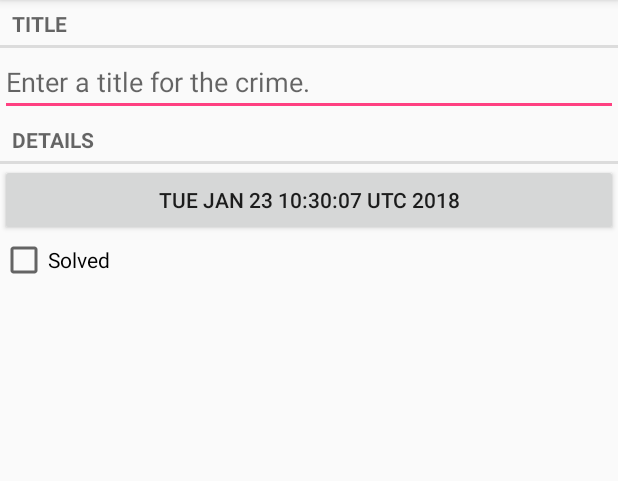
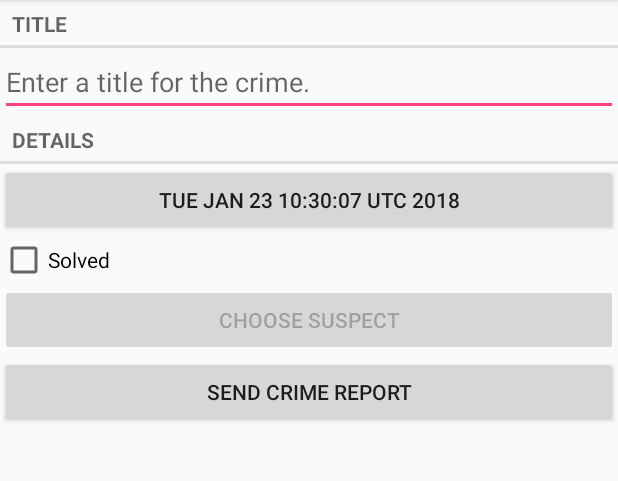
Before and after one commit to danil-buhakov/CriminalIntent, an Android app: the screen it shows after launch (CrimePagerActivity), after a tap on "New Crime", on a phone screen of 412 x 824 dp, the part 84-565 px from its top. Run offline under Robolectric (Android 15) with nearby library versions, the phone set to English and light mode, and no system bars.

Commit message:
Added suspect choosing from the contacts

```diff
--- a/app/src/main/java/com/book/dan/criminalintent/Crime.java
+++ b/app/src/main/java/com/book/dan/criminalintent/Crime.java
@@ -9,6 +9,8 @@ public class Crime {
     private Date mDate;
     private String mTitle;
     private boolean mSolved;
+
+    private String mSuspect;
 
     public Crime(){
         this(UUID.randomUUID());
@@ -47,4 +49,12 @@ public class Crime {
         mDate = date;
     }
 
+    public String getSuspect() {
+        return mSuspect;
+    }
+
+    public void setSuspect(String suspect) {
+        mSuspect = suspect;
+    }
+
 }
--- a/app/src/main/java/com/book/dan/criminalintent/CrimeLab.java
+++ b/app/src/main/java/com/book/dan/criminalintent/CrimeLab.java
@@ -81,6 +81,7 @@ public class CrimeLab {
         values.put(CrimeTable.Cols.TITLE,crime.getTitle());
         values.put(CrimeTable.Cols.DATE,crime.getDate().getTime());
         values.put(CrimeTable.Cols.SOLVED,crime.isSolved()?1:0);
+        values.put(CrimeTable.Cols.SUSPECT,crime.getSuspect());
         return values;
     }
 
--- a/app/src/main/java/com/book/dan/criminalintent/database/CrimeCursorWrapper.java
+++ b/app/src/main/java/com/book/dan/criminalintent/database/CrimeCursorWrapper.java
@@ -19,11 +19,13 @@ public class CrimeCursorWrapper extends CursorWrapper {
         String title = getString(getColumnIndex(CrimeTable.Cols.TITLE));
         long date = getLong(getColumnIndex(CrimeTable.Cols.DATE));
         int solved = getInt(getColumnIndex(CrimeTable.Cols.SOLVED));
+        String suspect = getString(getColumnIndex(CrimeTable.Cols.SUSPECT));
 
         Crime crime = new Crime(UUID.fromString(uuidString));
         crime.setTitle(title);
         crime.setDate(new Date(date));
         crime.setSolved(solved!=0);
+        crime.setSuspect(suspect);
         return crime;
     }
 }
--- a/app/src/main/java/com/book/dan/criminalintent/database/CrimeDbHelper.java
+++ b/app/src/main/java/com/book/dan/criminalintent/database/CrimeDbHelper.java
@@ -19,7 +19,8 @@ public class CrimeDbHelper extends SQLiteOpenHelper {
         CrimeTable.Cols.UUID + ", " +
         CrimeTable.Cols.TITLE + ", " +
         CrimeTable.Cols.DATE + ", " +
-        CrimeTable.Cols.SOLVED + ")");
+        CrimeTable.Cols.SOLVED + ", " +
+        CrimeTable.Cols.SUSPECT + ")");
     }
 
     @Override
--- a/app/src/main/java/com/book/dan/criminalintent/database/CrimeDbSchema.java
+++ b/app/src/main/java/com/book/dan/criminalintent/database/CrimeDbSchema.java
@@ -8,6 +8,7 @@ public class CrimeDbSchema {
             public static final String TITLE = "title";
             public static final String DATE = "date";
             public static final String SOLVED = "solved";
+            public static final String SUSPECT = "suspect";
         }
     }
 }
--- a/app/src/main/res/layout/fragment_crime.xml
+++ b/app/src/main/res/layout/fragment_crime.xml
@@ -28,4 +28,14 @@
         android:layout_width="match_parent"
         android:layout_height="wrap_content"
         android:text="@string/crime_solved_label"/>
+    <Button
+        android:id="@+id/crime_suspect"
+        android:layout_width="match_parent"
+        android:layout_height="wrap_content"
+        android:text="@string/crime_suspect_text"/>
+    <Button
+        android:id="@+id/crime_report"
+        android:layout_width="match_parent"
+        android:layout_height="wrap_content"
+        android:text="@string/crime_report_text"/>
 </LinearLayout>
--- a/app/src/main/res/values/strings.xml
+++ b/app/src/main/res/values/strings.xml
@@ -9,4 +9,13 @@
     <string name="show_subtitle">Show Subtitle</string>
     <string name="hide_subtitle">Hide Subtitle</string>
     <string name="subtitle_format">%1$d crimes</string>
+    <string name="crime_suspect_text">Choose Suspect</string>
+    <string name="crime_report_text">Send Crime Report</string>
+    <string name="crime_report">%1$s! The crime was discovered on %2$s. %3$s, and %4$s</string>
+    <string name="crime_report_solved">The case is solved</string>
+    <string name="crime_report_unsolved">The case is not solved</string>
+    <string name="crime_report_no_suspect">there is no suspect.</string>
+    <string name="crime_report_suspect">the suspect is %s.</string>
+    <string name="crime_report_subject">CriminalIntent Crime Report</string>
+    <string name="send_report">Send crime report via</string>
 </resources>
```
Also changed, not shown: app/src/main/java/com/book/dan/criminalintent/CrimeFragment.java (+70 -1 lines).
